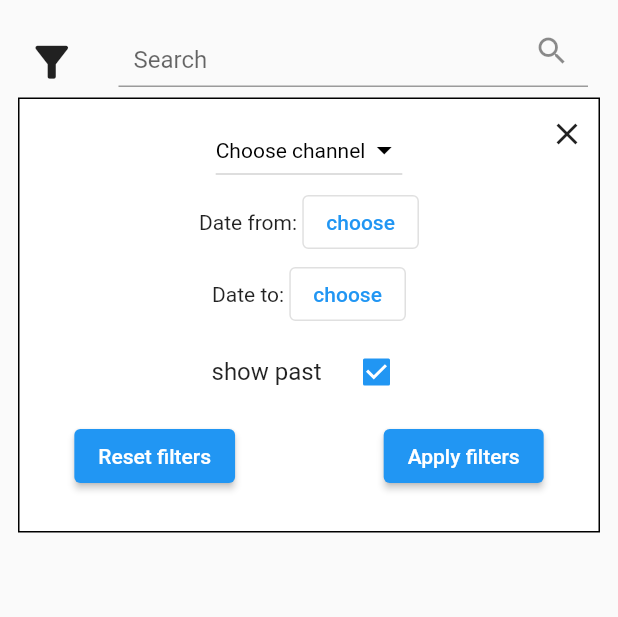
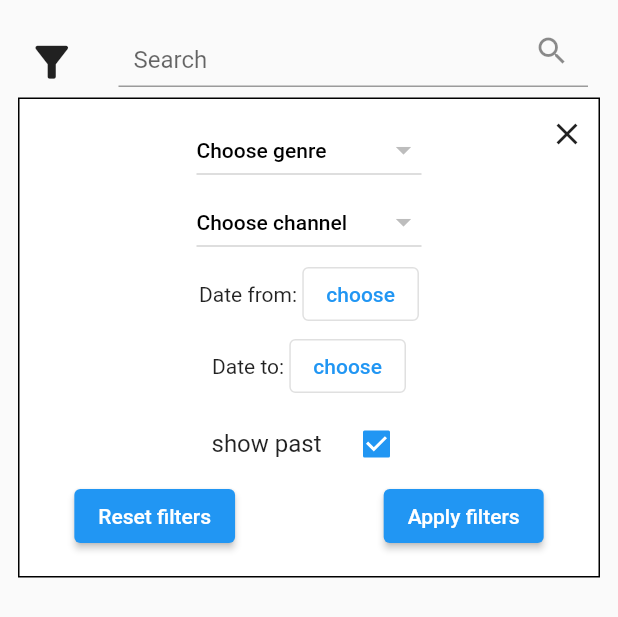
Before and after one commit to Simon1PL/Inzynierka, a Flutter app: the ProgramList widget shown alone on an empty page, opened directly with empty values, after a tap on the "filter alt" icon, on a phone screen of 412 x 824 dp. Shown: the top 617 px of the screen. Run offline on Flutter 3.47's test engine with Material 2 defaults, Android fonts, the phone set to English and light mode, and no system bars; our stand-ins replace awesome_notifications, flutter_datetime_picker, flutter_local_notifications, flutter_spinkit, shared_preferences, timezone; accounts and stored records are empty.

Commit message:
add filter by genre

```diff
--- a/lib/models/filters_model.dart
+++ b/lib/models/filters_model.dart
@@ -1,6 +1,7 @@
 class FiltersModel {
   bool showPast = true;
   String? channelName;
+  String? genre;
   DateTime? dateFrom;
   DateTime? dateTo;
 
@@ -8,6 +9,7 @@ class FiltersModel {
 
   void reset() {
     channelName = null;
+    channelName = null;
     showPast = true;
     dateFrom = null;
     dateTo = null;
--- a/lib/widgets/Programs/program_list.dart
+++ b/lib/widgets/Programs/program_list.dart
@@ -60,6 +60,11 @@ class ProgramListState extends State<ProgramList> {
 
     if (filters.dateTo != null) {
       _list = _list!.where((e) => e.start!.isBefore(filters.dateTo!)).toList();
+    }
+
+    if (filters.genre != null) {
+      _list =
+          _list!.where((e) => e.genre.contains(filters.genre)).toList();
     }
 
     var searchedText = _searchController.text.toLowerCase();
@@ -201,7 +206,7 @@ class ProgramListState extends State<ProgramList> {
             ),
           if (openFilters)
             Positioned(
-                top: 280,
+                top: 320,
                 right: 0,
                 left: 0,
                 child: Row(
@@ -296,7 +301,7 @@ class ProgramListState extends State<ProgramList> {
             ),
           if (openFilters)
             Positioned(
-                top: 280,
+                top: 320,
                 right: 0,
                 left: 0,
                 child: Row(
--- a/lib/widgets/Programs/program_list_filters.dart
+++ b/lib/widgets/Programs/program_list_filters.dart
@@ -18,12 +18,13 @@ class ProgramListFilters extends StatefulWidget {
 class _ProgramListFilters extends State<ProgramListFilters> {
   final List<ProgramModel>? _notFilteredList;
   final FiltersModel filters;
-  late final List<String?> availableChannels;
+  late final List<String?> availableChannels, availableGenres;
 
   _ProgramListFilters(this._notFilteredList, this.filters) {
-    availableChannels =
-        _notFilteredList!.map((e) => e.channelName).toSet().toList();
-    availableChannels.add(null);
+    availableChannels = _notFilteredList!.map((e) => e.channelName).toSet().toList();
+    var tmpSet = new Set<String?>();
+    _notFilteredList!.forEach((e) => tmpSet.addAll(e.genre));
+    availableGenres = tmpSet.toList();
   }
 
   @override
@@ -33,13 +34,48 @@ class _ProgramListFilters extends State<ProgramListFilters> {
         left: 12,
         right: 12,
         child: Container(
-          height: 290,
+          height: 320,
           decoration: new BoxDecoration(
               color: Colors.white, border: Border.all(color: Colors.black)),
           child: Column(
             children: [
               Padding(padding: EdgeInsets.only(bottom: 10.0)),
-              DropdownButton<String?>(
+              Container(
+                width: 150,
+                child: DropdownButton<String?>(
+                  isExpanded: true,
+                  focusColor: Colors.white,
+                  value: filters.genre,
+                  style: TextStyle(color: Colors.white),
+                  iconEnabledColor: Colors.black,
+                  items: availableGenres
+                      .map<DropdownMenuItem<String?>>((String? value) {
+                    return DropdownMenuItem<String?>(
+                      value: value,
+                      child: Text(
+                        value ?? "Choose genre",
+                        style: TextStyle(color: Colors.black),
+                      ),
+                    );
+                  }).toList(),
+                  hint: Text(
+                    "Choose genre",
+                    style: TextStyle(
+                        color: Colors.black,
+                        fontSize: 14,
+                        fontWeight: FontWeight.w500),
+                  ),
+                  onChanged: (String? value) {
+                    setState(() {
+                      filters.genre = value;
+                    });
+                  },
+                ),
+              ),
+              Container(
+                width: 150,
+                child: DropdownButton<String?>(
+                  isExpanded: true,
                   focusColor: Colors.white,
                   value: filters.channelName,
                   style: TextStyle(color: Colors.white),
@@ -66,6 +102,7 @@ class _ProgramListFilters extends State<ProgramListFilters> {
                       filters.channelName = value;
                     });
                   },
+                ),
               ),
               Row(
                 mainAxisAlignment: MainAxisAlignment.center,
```
Lines whose indentation alone changed are shown as unchanged.
